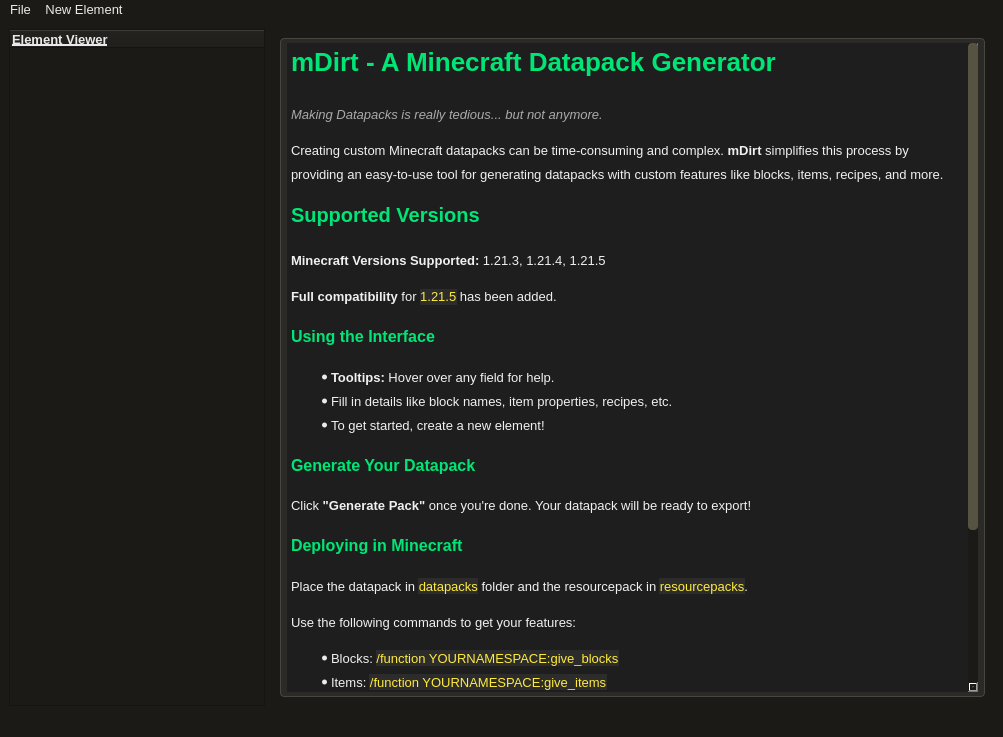
Above: lib/UIs/ui.ui from Faith-and-Code-Technologies/mDirt before the change. Below: the same form after it.
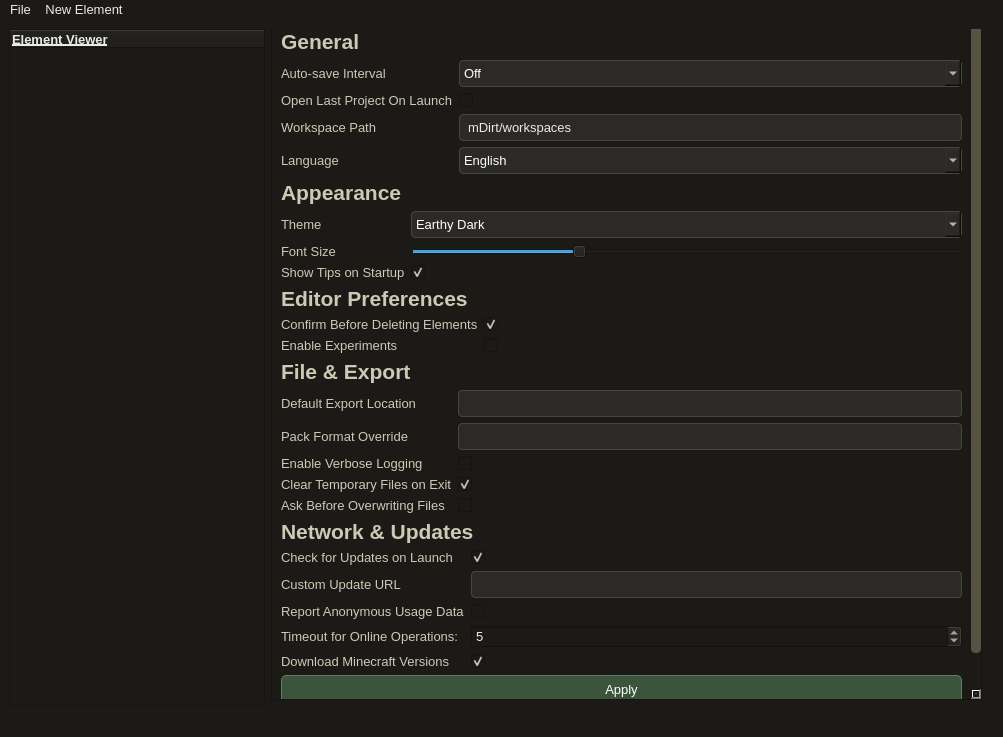
That is the form after the change. The open tabs and pages were chosen to show the change.

Commit message: Settings Menu

The edit to the form file:
```diff
--- a/lib/UIs/ui.ui
+++ b/lib/UIs/ui.ui
@@ -122,6 +122,38 @@
     text-decoration: underline;
     color: #333;
 }
+
+QMenuBar::item:hover {
+    background-color: #3b553c;
+    color: #ffffff;
+}
+
+QMenuBar::item:selected {
+    background-color: #4d6e4f;
+    color: #d7f7d4;
+}
+
+
+QMenu::item:hover {
+    background-color: #3b553c;
+    color: #ffffff;
+}
+
+QMenu::item:selected {
+    background-color: #4d6e4f;
+    color: #d7f7d4;
+}
+
+QAction:hover {
+    background-color: #3b553c;
+    color: #ffffff;
+}
+
+QAction:selected {
+    background-color: #4d6e4f;
+    color: #d7f7d4;
+}
+
 </string>
   </property>
   <widget class="QWidget" name="centralwidget">
@@ -1831,6 +1863,407 @@
         </layout>
        </widget>
       </widget>
+      <widget class="QWidget" name="settings">
+       <widget class="QScrollArea" name="scrollArea">
+        <property name="geometry">
+         <rect>
+          <x>0</x>
+          <y>-10</y>
+          <width>711</width>
+          <height>681</height>
+         </rect>
+        </property>
+        <property name="widgetResizable">
+         <bool>true</bool>
+        </property>
+        <widget class="QWidget" name="scrollAreaWidgetContents">
+         <property name="geometry">
+          <rect>
+           <x>0</x>
+           <y>0</y>
+           <width>699</width>
+           <height>752</height>
+          </rect>
+         </property>
+         <layout class="QVBoxLayout" name="verticalLayout_2">
+          <item>
+           <widget class="QLabel" name="label_13">
+            <property name="text">
+             <string>&lt;html&gt;&lt;head/&gt;&lt;body&gt;&lt;p&gt;&lt;span style=&quot; font-size:16pt; font-weight:700;&quot;&gt;General&lt;/span&gt;&lt;/p&gt;&lt;/body&gt;&lt;/html&gt;</string>
+            </property>
+           </widget>
+          </item>
+          <item>
+           <layout class="QFormLayout" name="formLayout_4">
+            <item row="0" column="0">
+             <widget class="QLabel" name="label_14">
+              <property name="text">
+               <string>Auto-save Interval</string>
+              </property>
+             </widget>
+            </item>
+            <item row="0" column="1">
+             <widget class="QComboBox" name="settingsAutoSaveInt">
+              <item>
+               <property name="text">
+                <string>Off</string>
+               </property>
+              </item>
+              <item>
+               <property name="text">
+                <string>1 Minute</string>
+               </property>
+              </item>
+              <item>
+               <property name="text">
+                <string>5 Minutes</string>
+               </property>
+              </item>
+             </widget>
+            </item>
+            <item row="1" column="0">
+             <widget class="QLabel" name="label_15">
+              <property name="text">
+               <string>Open Last Project On Launch</string>
+              </property>
+             </widget>
+            </item>
+            <item row="1" column="1">
+             <widget class="QCheckBox" name="settingsOpenLastCheckbox">
+              <property name="text">
+               <string/>
+              </property>
+             </widget>
+            </item>
+            <item row="2" column="0">
+             <widget class="QLabel" name="label_16">
+              <property name="text">
+               <string>Workspace Path</string>
+              </property>
+             </widget>
+            </item>
+            <item row="2" column="1">
+             <widget class="QLineEdit" name="settingsWorkspacePathCombo">
+              <property name="text">
+               <string>mDirt/workspaces</string>
+              </property>
+             </widget>
+            </item>
+            <item row="3" column="0">
+             <widget class="QLabel" name="label_17">
+              <property name="text">
+               <string>Language</string>
+              </property>
+             </widget>
+            </item>
+            <item row="3" column="1">
+             <widget class="QComboBox" name="settingsLanguageCombo">
+              <item>
+               <property name="text">
+                <string>English</string>
+               </property>
+              </item>
+             </widget>
+            </item>
+           </layout>
+          </item>
+          <item>
+           <widget class="QLabel" name="label_18">
+            <property name="text">
+             <string>&lt;html&gt;&lt;head/&gt;&lt;body&gt;&lt;p&gt;&lt;span style=&quot; font-size:16pt; font-weight:700;&quot;&gt;Appearance&lt;/span&gt;&lt;/p&gt;&lt;/body&gt;&lt;/html&gt;</string>
+            </property>
+           </widget>
+          </item>
+          <item>
+           <layout class="QFormLayout" name="formLayout_5">
+            <item row="0" column="0">
+             <widget class="QLabel" name="label_19">
+              <property name="text">
+               <string>Theme</string>
+              </property>
+             </widget>
+            </item>
+            <item row="1" column="0">
+             <widget class="QLabel" name="label_20">
+              <property name="text">
+               <string>Font Size</string>
+              </property>
+             </widget>
+            </item>
+            <item row="2" column="0">
+             <widget class="QLabel" name="label_21">
+              <property name="text">
+               <string>Show Tips on Startup</string>
+              </property>
+             </widget>
+            </item>
+            <item row="0" column="1">
+             <widget class="QComboBox" name="settingsThemeCombo">
+              <item>
+               <property name="text">
+                <string>Earthy Dark</string>
+               </property>
+              </item>
+              <item>
+               <property name="text">
+                <string>Sky Light</string>
+               </property>
+              </item>
+             </widget>
+            </item>
+            <item row="1" column="1">
+             <widget class="QSlider" name="settingsFontSizeSlider">
+              <property name="minimum">
+               <number>10</number>
+              </property>
+              <property name="maximum">
+               <number>20</number>
+              </property>
+              <property name="value">
+               <number>13</number>
+              </property>
+              <property name="orientation">
+               <enum>Qt::Orientation::Horizontal</enum>
+              </property>
+             </widget>
+            </item>
+            <item row="2" column="1">
+             <widget class="QCheckBox" name="settingsTipsCheckbox">
+              <property name="text">
+               <string/>
+              </property>
+              <property name="checked">
+               <bool>true</bool>
+              </property>
+             </widget>
+            </item>
+           </layout>
+          </item>
+          <item>
+           <widget class="QLabel" name="label_22">
+            <property name="text">
+             <string>&lt;html&gt;&lt;head/&gt;&lt;body&gt;&lt;p&gt;&lt;span style=&quot; font-size:16pt; font-weight:700;&quot;&gt;Editor Preferences&lt;/span&gt;&lt;/p&gt;&lt;/body&gt;&lt;/html&gt;</string>
+            </property>
+           </widget>
+          </item>
+          <item>
+           <layout class="QFormLayout" name="formLayout_6">
+            <item row="0" column="0">
+             <widget class="QLabel" name="label_23">
+              <property name="text">
+               <string>Confirm Before Deleting Elements</string>
+              </property>
+             </widget>
+            </item>
+            <item row="0" column="1">
+             <widget class="QCheckBox" name="settingsConfirmElementDeleteCheckbox">
+              <property name="text">
+               <string/>
+              </property>
+              <property name="checked">
+               <bool>true</bool>
+              </property>
+             </widget>
+            </item>
+            <item row="1" column="0">
+             <widget class="QLabel" name="label_24">
+              <property name="text">
+               <string>Enable Experiments</string>
+              </property>
+             </widget>
+            </item>
+            <item row="1" column="1">
+             <widget class="QCheckBox" name="settingsExperimentsCheckbox">
+              <property name="text">
+               <string/>
+              </property>
+             </widget>
+            </item>
+           </layout>
+          </item>
+          <item>
+           <widget class="QLabel" name="label_25">
+            <property name="text">
+             <string>&lt;html&gt;&lt;head/&gt;&lt;body&gt;&lt;p&gt;&lt;span style=&quot; font-size:16pt; font-weight:700;&quot;&gt;File &amp;amp; Export&lt;/span&gt;&lt;/p&gt;&lt;/body&gt;&lt;/html&gt;</string>
+            </property>
+           </widget>
+          </item>
+          <item>
+           <layout class="QFormLayout" name="formLayout_7">
+            <item row="0" column="0">
+             <widget class="QLabel" name="label_26">
+              <property name="text">
+               <string>Default Export Location</string>
+              </property>
+             </widget>
+            </item>
+            <item row="0" column="1">
+             <widget class="QLineEdit" name="settingsExportLocation"/>
+            </item>
+            <item row="1" column="0">
+             <widget class="QLabel" name="label_27">
+              <property name="text">
+               <string>Pack Format Override</string>
+              </property>
+             </widget>
+            </item>
+            <item row="1" column="1">
+             <widget class="QLineEdit" name="settingsPackFormatOverride"/>
+            </item>
+            <item row="2" column="0">
+             <widget class="QLabel" name="label_28">
+              <property name="text">
+               <string>Enable Verbose Logging</string>
+              </property>
+             </widget>
+            </item>
+            <item row="2" column="1">
+             <widget class="QCheckBox" name="settingsVerboseLoggingCheckbox">
+              <property name="text">
+               <string/>
+              </property>
+             </widget>
+            </item>
+            <item row="3" column="0">
+             <widget class="QLabel" name="label_29">
+              <property name="text">
+               <string>Clear Temporary Files on Exit</string>
+              </property>
+             </widget>
+            </item>
+            <item row="4" column="0">
+             <widget class="QLabel" name="label_34">
+              <property name="text">
+               <string>Ask Before Overwriting Files</string>
+              </property>
+             </widget>
+            </item>
+            <item row="3" column="1">
+             <widget class="QCheckBox" name="settingsClearTempCheckbox">
+              <property name="text">
+               <string/>
+              </property>
+              <property name="checked">
+               <bool>true</bool>
+              </property>
+             </widget>
+            </item>
+            <item row="4" column="1">
+             <widget class="QCheckBox" name="settingsAskOverwriteCheckbox">
+              <property name="text">
+               <string/>
+              </property>
+             </widget>
+            </item>
+           </layout>
+          </item>
+          <item>
+           <widget class="QLabel" name="label_30">
+            <property name="text">
+             <string>&lt;html&gt;&lt;head/&gt;&lt;body&gt;&lt;p&gt;&lt;span style=&quot; font-size:16pt; font-weight:700;&quot;&gt;Network &amp;amp; Updates&lt;/span&gt;&lt;/p&gt;&lt;/body&gt;&lt;/html&gt;</string>
+            </property>
+           </widget>
+          </item>
+          <item>
+           <layout class="QFormLayout" name="formLayout_8">
+            <item row="0" column="0">
+             <widget class="QLabel" name="label_31">
+              <property name="text">
+               <string>Check for Updates on Launch</string>
+              </property>
+             </widget>
+            </item>
+            <item row="0" column="1">
+             <widget class="QCheckBox" name="settingsCheckUpdatesCheckbox">
+              <property name="text">
+               <string/>
+              </property>
+              <property name="checked">
+               <bool>true</bool>
+              </property>
+             </widget>
+            </item>
+            <item row="1" column="0">
+             <widget class="QLabel" name="label_32">
+              <property name="text">
+               <string>Custom Update URL</string>
+              </property>
+             </widget>
+            </item>
+            <item row="1" column="1">
+             <widget class="QLineEdit" name="settingsUpdateURL"/>
+            </item>
+            <item row="2" column="0">
+             <widget class="QLabel" name="label_33">
+              <property name="text">
+               <string>Report Anonymous Usage Data</string>
+              </property>
+             </widget>
+            </item>
+            <item row="2" column="1">
+             <widget class="QCheckBox" name="settingsReportUsageCheckbox">
+              <property name="text">
+               <string/>
+              </property>
+             </widget>
+            </item>
+            <item row="3" column="0">
+             <widget class="QLabel" name="label_35">
+              <property name="text">
+               <string>Timeout for Online Operations:</string>
+              </property>
+             </widget>
+            </item>
+            <item row="3" column="1">
+             <widget class="QSpinBox" name="settingsTimeoutSpinbox">
+              <property name="minimum">
+               <number>1</number>
+              </property>
+              <property name="maximum">
+               <number>20</number>
+              </property>
+              <property name="value">
+               <number>5</number>
+              </property>
+             </widget>
+            </item>
+            <item row="4" column="0">
+             <widget class="QLabel" name="label_36">
+              <property name="text">
+               <string>Download Minecraft Versions</string>
+              </property>
+             </widget>
+            </item>
+            <item row="4" column="1">
+             <widget class="QCheckBox" name="settingsDownloadVersionsCheckbox">
+              <property name="text">
+               <string/>
+              </property>
+              <property name="checked">
+               <bool>true</bool>
+              </property>
+             </widget>
+            </item>
+           </layout>
+          </item>
+          <item>
+           <widget class="QPushButton" name="settingsApplyButton">
+            <property name="text">
+             <string>Apply</string>
+            </property>
+           </widget>
+          </item>
+          <item>
+           <widget class="QPushButton" name="settingsRestoreDefaultsButton">
+            <property name="text">
+             <string>Restore Defaults</string>
+            </property>
+           </widget>
+          </item>
+         </layout>
+        </widget>
+       </widget>
+      </widget>
      </widget>
     </item>
    </layout>
```
Left out of the diff: 7 changed lines with no effect on the pictures. The commit also changes 1 other file.
